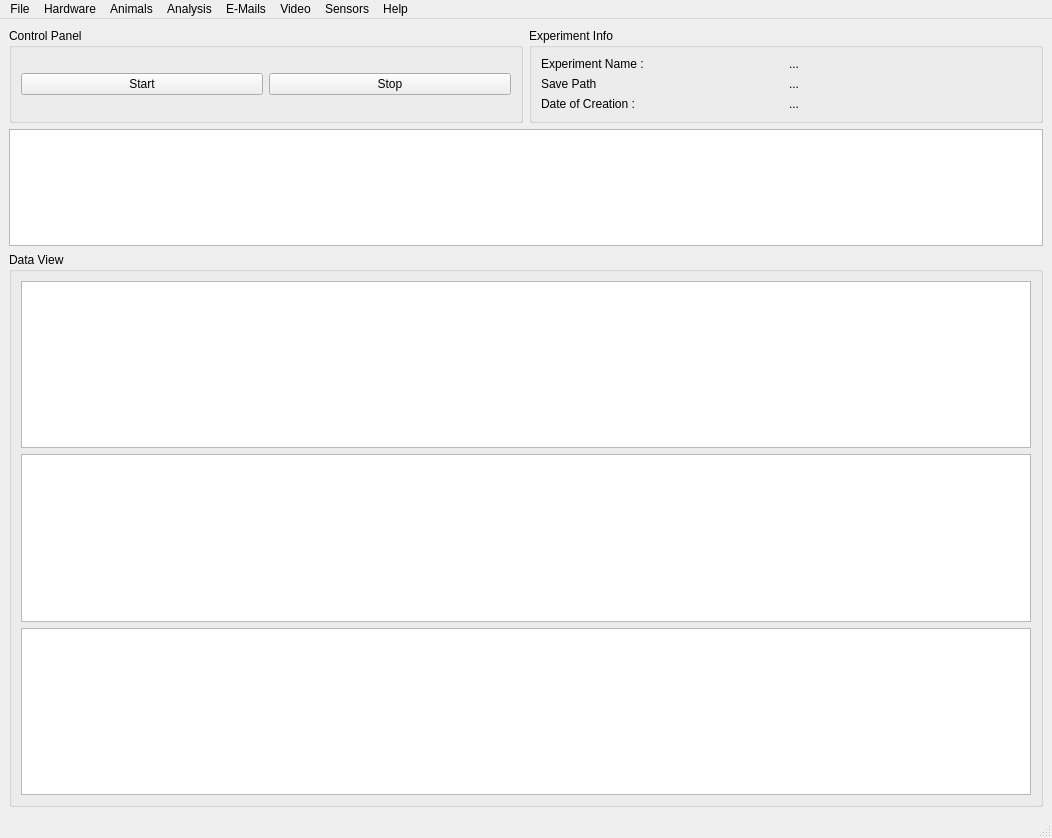
First picture: the form in NoSeMazeControl/UI/MainWindowEdited.ui, repository bdyontar/NoSeMaze, before the edit.
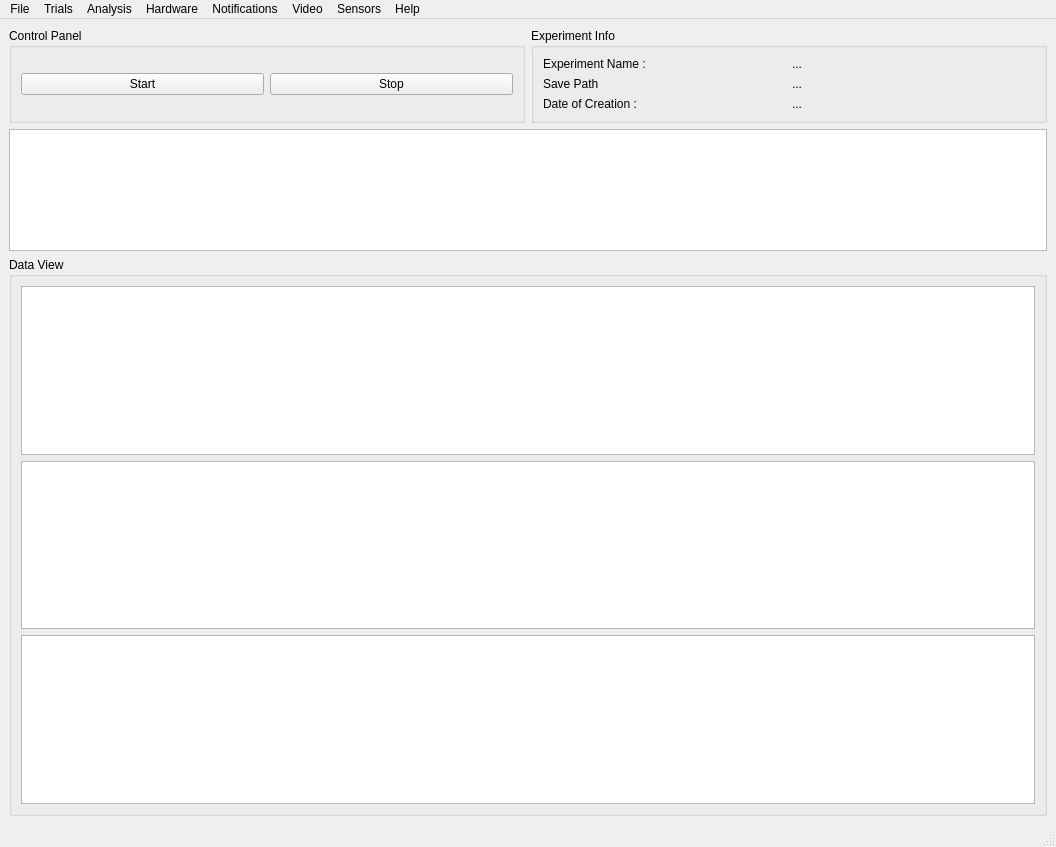
Second picture: the form after the edit. Custom widgets are drawn as their Qt base class.

The edit to the form file:
```diff
--- a/NoSeMazeControl/UI/MainWindowEdited.ui
+++ b/NoSeMazeControl/UI/MainWindowEdited.ui
@@ -6,8 +6,8 @@
    <rect>
     <x>0</x>
     <y>0</y>
-    <width>1052</width>
-    <height>838</height>
+    <width>1056</width>
+    <height>847</height>
    </rect>
   </property>
   <property name="windowTitle">
@@ -126,8 +126,8 @@
     <rect>
      <x>0</x>
      <y>0</y>
-     <width>1052</width>
-     <height>26</height>
+     <width>1056</width>
+     <height>21</height>
     </rect>
    </property>
    <widget class="QMenu" name="menuFile">
@@ -145,7 +145,7 @@
    </widget>
    <widget class="QMenu" name="menuAnimals">
     <property name="title">
-     <string>Animals</string>
+     <string>Trials</string>
     </property>
     <addaction name="actionAnimal_List"/>
    </widget>
@@ -157,7 +157,7 @@
    </widget>
    <widget class="QMenu" name="menuE_Mails">
     <property name="title">
-     <string>E-Mails</string>
+     <string>Notifications</string>
     </property>
     <addaction name="actionMailing_List"/>
     <addaction name="actionMessage_Folder"/>
@@ -182,9 +182,9 @@
     <addaction name="actionOpen_User_Guide"/>
    </widget>
    <addaction name="menuFile"/>
-   <addaction name="menuHardware"/>
    <addaction name="menuAnimals"/>
    <addaction name="menuAnalysis"/>
+   <addaction name="menuHardware"/>
    <addaction name="menuE_Mails"/>
    <addaction name="menuVideo"/>
    <addaction name="menuSensors"/>
```
Left out of the diff: 6 changed lines with no effect on the pictures.
